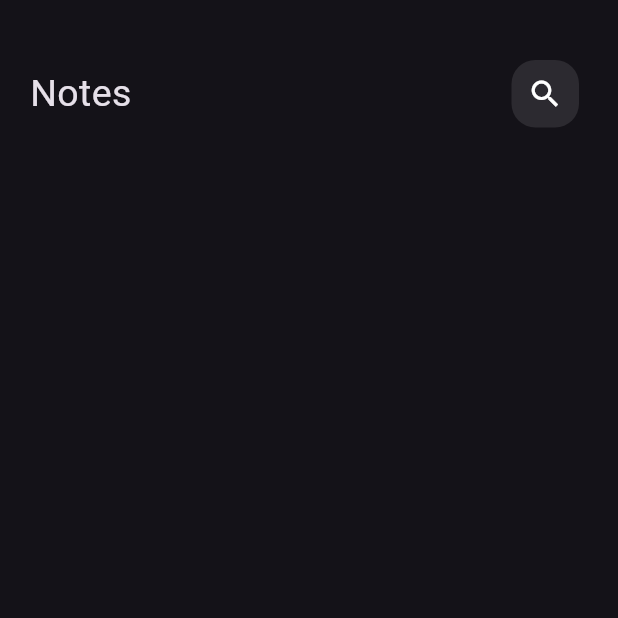
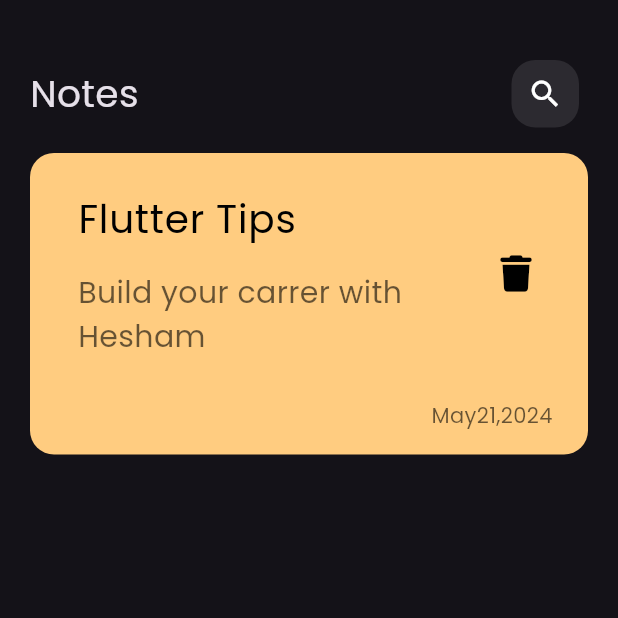
Before and after one commit to He9sham/Note-app, a Flutter app: the screen it shows after launch, on a phone screen of 412 x 824 dp, the top half of it. Run offline on Flutter 3.47's test engine with Material 3 defaults, Android fonts, the phone set to English and light mode, and no system bars; our stand-ins replace font_awesome_flutter.

Commit message:
create custom note item

```diff
--- /dev/null
+++ b/lib/Views/widgets/note_item.dart
@@ -0,0 +1,59 @@
+import 'package:flutter/material.dart';
+import 'package:font_awesome_flutter/font_awesome_flutter.dart';
+
+class Noteitem extends StatelessWidget {
+  const Noteitem({super.key});
+  @override
+  Widget build(BuildContext context) {
+    return Container(
+      padding: const EdgeInsets.only(top: 16, bottom: 16, left: 16),
+      decoration: BoxDecoration(
+        borderRadius: BorderRadius.circular(16),
+        color: const Color(0xffFFCC80),
+      ),
+      child: Column(
+        children: [
+          ListTile(
+            title: const Padding(
+              padding: EdgeInsets.only(bottom: 16),
+              child: Text(
+                'Flutter Tips',
+                style: TextStyle(
+                  color: Colors.black,
+                  fontSize: 26,
+                ),
+              ),
+            ),
+            subtitle: Text(
+              'Build your carrer with Hesham',
+              style: TextStyle(
+                color: Colors.black.withOpacity(.6),
+                fontSize: 20,
+              ),
+            ),
+            trailing: IconButton(
+              onPressed: () {},
+              icon: const Icon(
+                FontAwesomeIcons.trash,
+                color: Colors.black,
+              ),
+            ),
+          ),
+          Padding(
+            padding: const EdgeInsets.only(left: 250),
+            child: Padding(
+              padding: const EdgeInsets.only(right: 22, top: 20),
+              child: Text(
+                "May21,2024",
+                style: TextStyle(
+                  fontSize: 14,
+                  color: Colors.black.withOpacity(.6),
+                ),
+              ),
+            ),
+          )
+        ],
+      ),
+    );
+  }
+}
--- a/lib/Views/widgets/note_view_body.dart
+++ b/lib/Views/widgets/note_view_body.dart
@@ -1,18 +1,23 @@
 import 'package:flutter/material.dart';
 import 'package:note_app/Views/widgets/custom_appbar.dart';
+import 'package:note_app/Views/widgets/note_item.dart';
 
 class NoteViewBody extends StatelessWidget {
   const NoteViewBody({super.key});
   @override
   Widget build(BuildContext context) {
     return const Padding(
-      padding:  EdgeInsets.symmetric(horizontal: 20),
+      padding: EdgeInsets.symmetric(horizontal: 20),
       child: Column(
         children: [
           SizedBox(
             height: 40,
           ),
           CustomAppBar(),
+          SizedBox(
+            height: 17,
+          ),
+          Noteitem(),
         ],
       ),
     );
--- a/lib/main.dart
+++ b/lib/main.dart
@@ -11,8 +11,10 @@ class NoteApp extends StatelessWidget {
   Widget build(BuildContext context) {
     return MaterialApp(
       debugShowCheckedModeBanner: false,
-      theme: ThemeData.dark(),
-      home: const NotesView(),
+      theme: ThemeData(brightness: Brightness.dark,
+      fontFamily: 'Poppins'
+      ),
+      home: NotesView(),
     );
   }
 }
```
Also changed, not shown: pubspec.yaml (+8 -15 lines), assets/Fonts/Poppins-Regular.ttf (added), lib/Views/notes_view.dart (line endings or trailing spaces), pubspec.lock.
